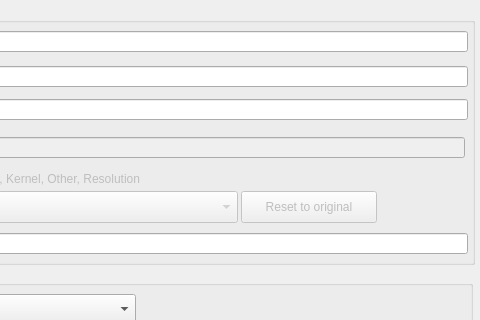
The window that BabelBrain/SelFiles/form.ui (acoreas/BabelBrain) describes before a commit, drawn with Qt 5; both pictures show x 545 to 1025 and y 0 to 320 of the 1025 by 431 pixel window.
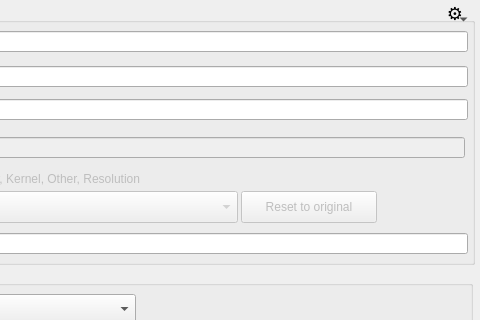
The same window after the commit.

Commit message: Added selfiles settings button + custom transducer management dialog

The edit to the form file:
```diff
--- a/BabelBrain/SelFiles/form.ui
+++ b/BabelBrain/SelFiles/form.ui
@@ -13,6 +13,46 @@
   <property name="windowTitle">
    <string>Dialog</string>
   </property>
+  <widget class="QToolButton" name="SettingsToolButton">
+   <property name="geometry">
+    <rect>
+     <x>985</x>
+     <y>2</y>
+     <width>30</width>
+     <height>24</height>
+    </rect>
+   </property>
+   <property name="focusPolicy">
+    <enum>Qt::FocusPolicy::NoFocus</enum>
+   </property>
+   <property name="toolTip">
+    <string>Settings</string>
+   </property>
+   <property name="styleSheet">
+    <string notr="true">QToolButton { border: none; font-size: 18px; }
+QToolButton:hover { background-color: rgba(128, 128, 128, 40); border-radius: 4px; }
+QToolButton::menu-indicator { image: none; }</string>
+   </property>
+   <property name="text">
+    <string>⚙</string>
+   </property>
+   <property name="popupMode">
+    <enum>QToolButton::ToolButtonPopupMode::InstantPopup</enum>
+   </property>
+   <property name="toolButtonStyle">
+    <enum>Qt::ToolButtonStyle::ToolButtonTextOnly</enum>
+   </property>
+   <property name="autoRaise">
+    <bool>true</bool>
+   </property>
+   <widget class="QMenu" name="SettingsMenu">
+    <property name="title">
+     <string/>
+    </property>
+    <addaction name="ManageCustomTransducersAction"/>
+   </widget>
+   <addaction name="SettingsMenu"/>
+  </widget>
   <widget class="QPushButton" name="ContinuepushButton">
    <property name="geometry">
     <rect>
```
Left out of the diff: 5 changed lines with no effect on the pictures. The commit also changes 5 other files.
